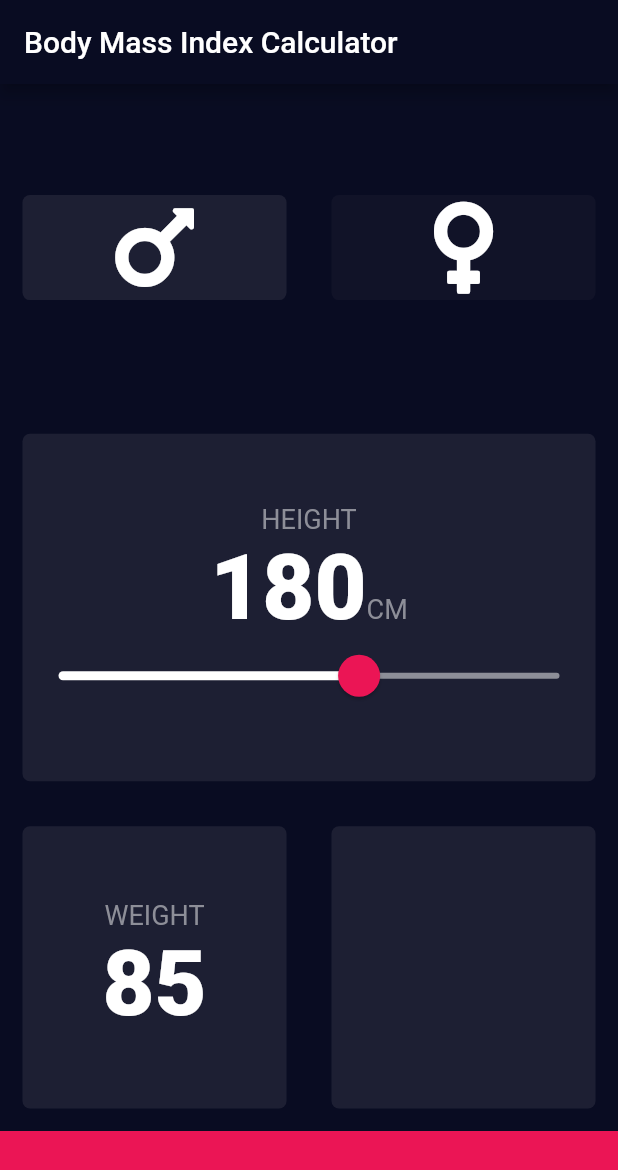
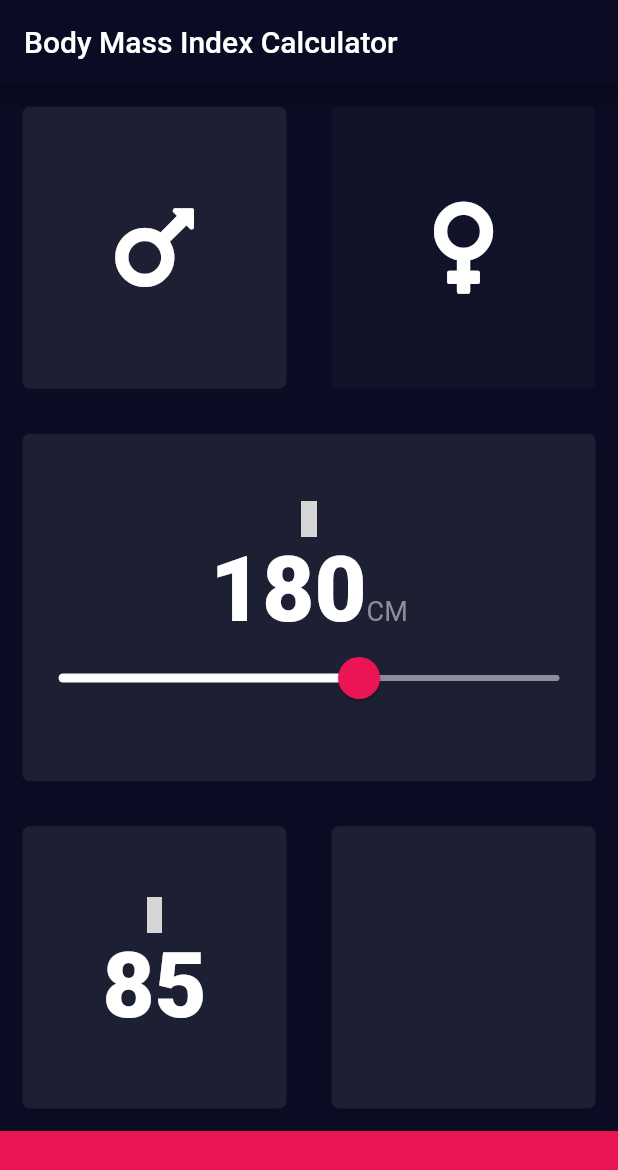
Before and after one commit to TheBeachLab/BMI-calc, a Flutter app: the screen it shows after launch, on a phone screen of 412 x 824 dp. Shown: the top 1170 px of the screen. Run offline on Flutter 3.47's test engine with Material 2 defaults, Android fonts, the light colour scheme and no system bars; our stand-ins replace flutter_icons, font_awesome_flutter; grey boxes are pictures that could not be loaded.

Commit message:
replaced text with icons

```diff
--- a/lib/input.dart
+++ b/lib/input.dart
@@ -2,9 +2,9 @@ import 'package:flutter/cupertino.dart';
 import 'package:flutter/material.dart';
 import 'package:flutter/painting.dart';
 import 'package:font_awesome_flutter/font_awesome_flutter.dart';
-import 'card_content.dart';
 import 'card_widget.dart';
 import 'constants.dart';
+import 'package:flutter_icons/flutter_icons.dart';
 
 enum Gender { male, female }
 
@@ -29,6 +29,7 @@ class _InputPageState extends State<InputPage> {
             Expanded(
               flex: 5,
               child: Row(
+                crossAxisAlignment: CrossAxisAlignment.stretch,
                 children: <Widget>[
                   MyCard(
                     flex: 1,
@@ -75,10 +76,7 @@ class _InputPageState extends State<InputPage> {
               cardChild: Column(
                 mainAxisAlignment: MainAxisAlignment.center,
                 children: <Widget>[
-                  Text(
-                    'HEIGHT',
-                    style: kLabelTextStyle,
-                  ),
+                  Icon(MaterialCommunityIcons.human_male_height_variant),
                   Row(
                     mainAxisAlignment: MainAxisAlignment.center,
                     crossAxisAlignment: CrossAxisAlignment.baseline,
@@ -128,10 +126,7 @@ class _InputPageState extends State<InputPage> {
                     cardChild: Column(
                       mainAxisAlignment: MainAxisAlignment.center,
                       children: <Widget>[
-                        Text(
-                          'WEIGHT',
-                          style: kLabelTextStyle,
-                        ),
+                        Icon(MaterialCommunityIcons.weight_kilogram),
                         Text(
                           weight.toString(),
                           style: kNumberStyle,
--- a/pubspec.yaml
+++ b/pubspec.yaml
@@ -24,6 +24,7 @@ dependencies:
   # Use with the CupertinoIcons class for iOS style icons.
   cupertino_icons: ^0.1.2
   font_awesome_flutter: ^8.5.0
+  flutter_icons: ^1.0.0+1
 
 
 dev_dependencies:
```
Also changed, not shown: lib/card_content.dart (+7 -1 lines), pubspec.lock.
